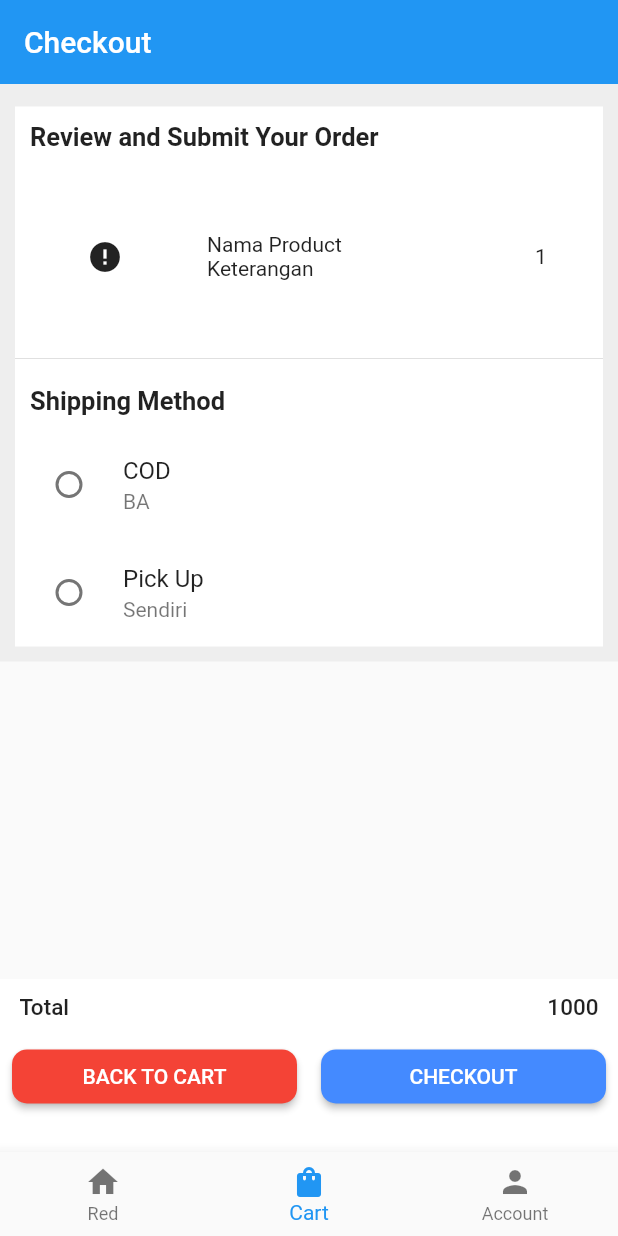
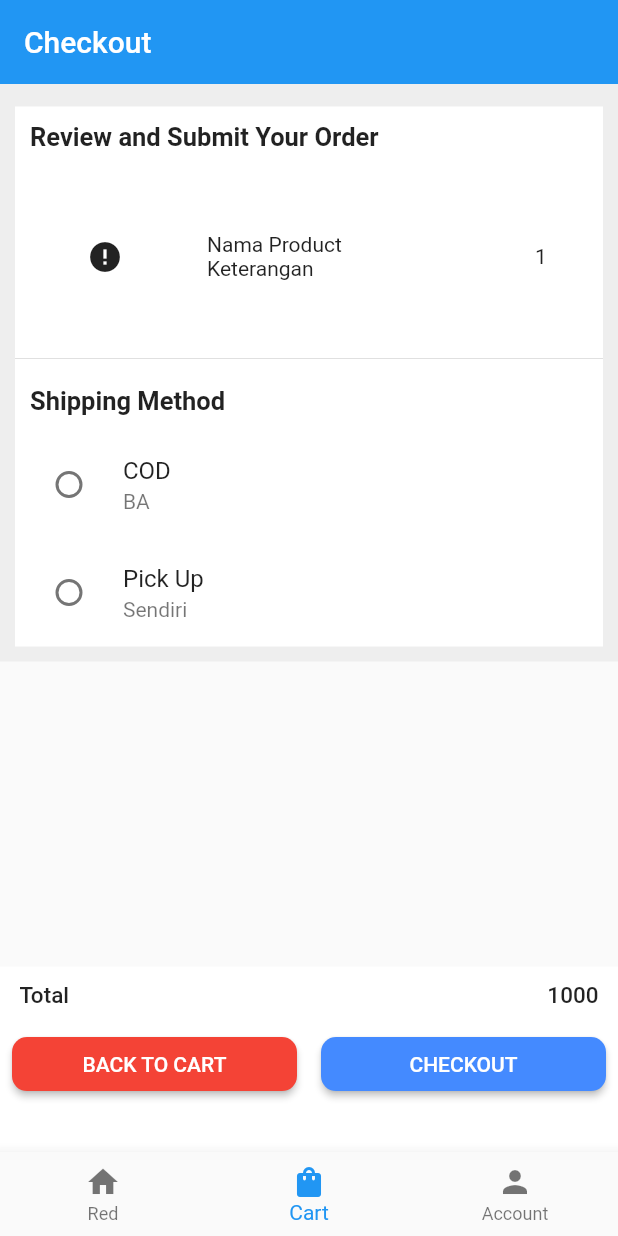
Before and after one commit to danudevphoton/pocctflutter, a Flutter app: the screen it shows after launch, swiped to page 2, on a phone screen of 412 x 824 dp. Run offline on Flutter 3.47's test engine with Material 2 defaults, Android fonts, the phone set to English and light mode, and no system bars; drawn by our look-alikes of cached_network_image; network calls fail.

Commit message:
checkout page

```diff
--- a/lib/page/checkout_page.dart
+++ b/lib/page/checkout_page.dart
@@ -140,12 +140,13 @@ class _CheckoutPageState extends State<CheckoutPage> {
                 ),
               ),
             ),
+            Column(children: [
               Expanded(
                 child: Align(
                   alignment: FractionalOffset.bottomCenter,
                   child: Container(
                       color: Colors.white,
-                    height: MediaQuery.of(context).size.height * 0.14,
+                      height: MediaQuery.of(context).size.height * 0.15,
                       width: MediaQuery.of(context).size.width,
                       child: Column(
                         children: [
@@ -157,12 +158,14 @@ class _CheckoutPageState extends State<CheckoutPage> {
                                 Text(
                                   "Total",
                                   style: TextStyle(
-                                    fontSize: 15, fontWeight: FontWeight.w500),
+                                      fontSize: 15,
+                                      fontWeight: FontWeight.w500),
                                 ),
                                 Text(
                                   "1000",
                                   style: TextStyle(
-                                    fontSize: 15, fontWeight: FontWeight.w500),
+                                      fontSize: 15,
+                                      fontWeight: FontWeight.w500),
                                 )
                               ],
                             ),
@@ -171,7 +174,8 @@ class _CheckoutPageState extends State<CheckoutPage> {
                             children: [
                               Container(
                                   padding: const EdgeInsets.all(8),
-                                width: MediaQuery.of(context).size.width * 0.5,
+                                  width:
+                                      MediaQuery.of(context).size.width * 0.5,
                                   child: RaisedButton(
                                     shape: RoundedRectangleBorder(
                                         borderRadius:
@@ -184,7 +188,8 @@ class _CheckoutPageState extends State<CheckoutPage> {
                                   )),
                               Container(
                                   padding: const EdgeInsets.all(8),
-                                width: MediaQuery.of(context).size.width * 0.5,
+                                  width:
+                                      MediaQuery.of(context).size.width * 0.5,
                                   child: RaisedButton(
                                     shape: RoundedRectangleBorder(
                                         borderRadius:
@@ -201,6 +206,7 @@ class _CheckoutPageState extends State<CheckoutPage> {
                       )),
                 ),
               ),
+            ])
           ],
         ));
   }
```
Also changed, not shown: 5 other files. Lines whose indentation alone changed are shown as unchanged.
